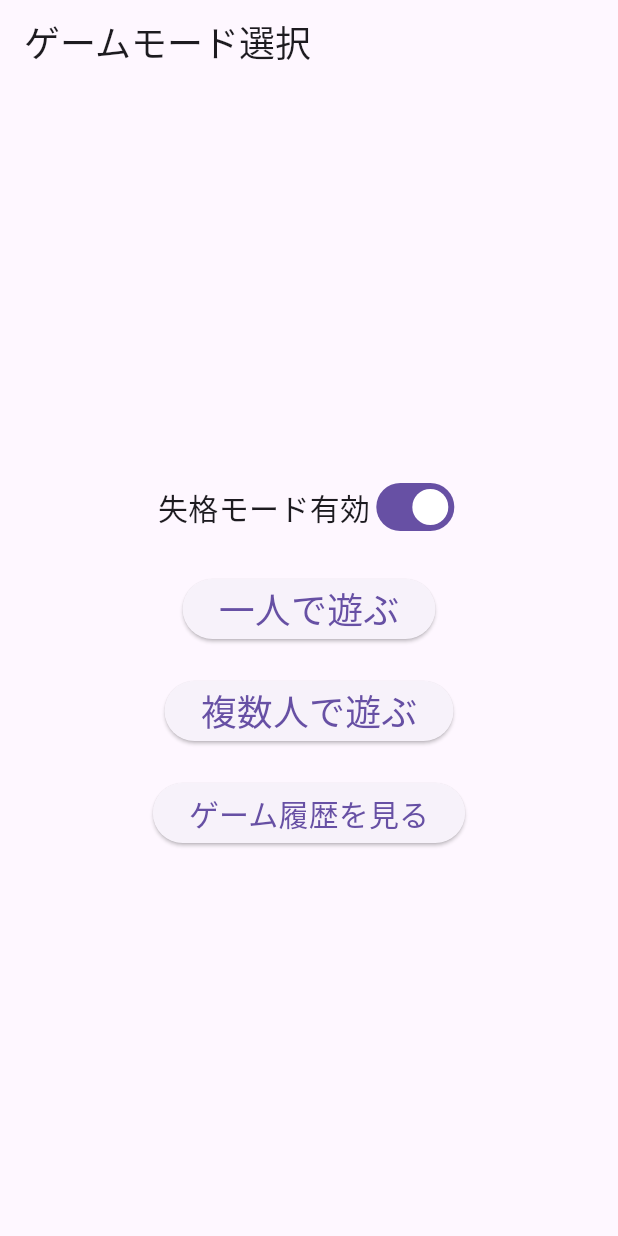
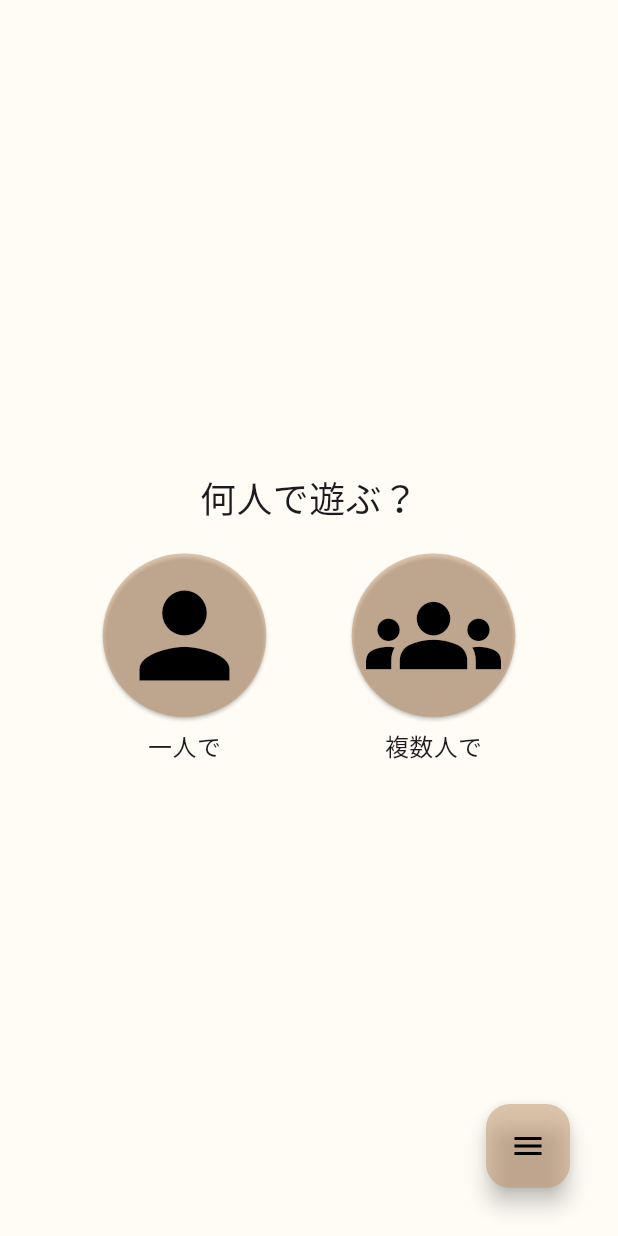
Before and after one commit to tailbook2712/molkky-ScoreCalcApp, a Flutter app: the screen it shows after launch, on a phone screen of 412 x 824 dp. Run offline on Flutter 3.47's test engine with Material 3 defaults, Android fonts, the phone set to English and light mode, and no system bars; our stand-ins replace shared_preferences.

Commit message:
edit/gamemodeUI

```diff
--- a/lib/screens/gamemode_selection_screen.dart
+++ b/lib/screens/gamemode_selection_screen.dart
@@ -5,75 +5,151 @@ import 'team_selection_screen.dart';
 
 class GameModeSelectionScreen extends StatefulWidget {
   @override
-  _GameModeSelectionScreenState createState() => _GameModeSelectionScreenState();
+  _GameModeSelectionScreenState createState() =>
+      _GameModeSelectionScreenState();
 }
 
-class _GameModeSelectionScreenState extends State<GameModeSelectionScreen> {
-  bool _enableDisqualification = true;  // 失格モードのトグル状態
+class _GameModeSelectionScreenState extends State<GameModeSelectionScreen> with SingleTickerProviderStateMixin {
+  bool _enableDisqualification = true; // 失格モードのトグル状態
+  bool _isFabExpanded = false; // FABが展開されているかどうか
+  late AnimationController _animationController; // FABのアニメーションコントローラー
+
+  @override
+  void initState() {
+    super.initState();
+    _animationController = AnimationController(
+      vsync: this,
+      duration: Duration(milliseconds: 300),
+    );
+  }
+
+  @override
+  void dispose() {
+    _animationController.dispose();
+    super.dispose();
+  }
+
+  void _toggleFab() {
+    setState(() {
+      _isFabExpanded = !_isFabExpanded;
+      if (_isFabExpanded) {
+        _animationController.forward();
+      } else {
+        _animationController.reverse();
+      }
+    });
+  }
 
   @override
   Widget build(BuildContext context) {
     return Scaffold(
-      appBar: AppBar(
-        title: Text('ゲームモード選択', style: TextStyle(fontSize: 24)),
-      ),
+      backgroundColor: Color(0xFFFFFCF5),
       body: Center(
-        child: Padding(
-          padding: const EdgeInsets.all(16.0),
         child: Column(
           mainAxisAlignment: MainAxisAlignment.center,
           children: [
-              // 失格モードのトグルスイッチ
+            Text('何人で遊ぶ？', style: TextStyle(fontSize: 24)),
+            SizedBox(height: 20),
             Row(
               mainAxisAlignment: MainAxisAlignment.center,
               children: [
-                  Text(
-                    _enableDisqualification ? '失格モード有効' : '失格モード無効',
-                    style: TextStyle(fontSize: 20),
+                _buildGameModeButton(
+                  label: '一人で',
+                  icon: Icons.person,
+                  onPressed: () {
+                    Navigator.push(
+                      context,
+                      MaterialPageRoute(
+                        builder: (context) => ScoreScreen(
+                          teamNames: ['Player 1'],
+                          enableDisqualification: _enableDisqualification,
                         ),
-                  Switch(
-                    value: _enableDisqualification,
-                    onChanged: (value) {
-                      setState(() {
-                        _enableDisqualification = value;
-                      });
+                      ),
+                    );
+                  },
+                ),
+                SizedBox(width: 57),
+                _buildGameModeButton(
+                  label: '複数人で',
+                  icon: Icons.groups,
+                  onPressed: () {
+                    Navigator.push(
+                      context,
+                      MaterialPageRoute(
+                        builder: (context) => TeamSelectionScreen(
+                          enableDisqualification: _enableDisqualification,
+                        ),
+                      ),
+                    );
                   },
                 ),
               ],
             ),
-              SizedBox(height: 20),
-              ElevatedButton(
-                onPressed: () {
-                  // 一人モード：スコア画面へ遷移
-                  Navigator.push(
-                    context,
-                    MaterialPageRoute(
-                      builder: (context) => ScoreScreen(
-                        teamNames: ['Player 1'],  // 一人用のデフォルトチーム名
-                        enableDisqualification: _enableDisqualification,  // 失格モードの状態を渡す
+          ],
         ),
       ),
+      floatingActionButton: _buildFabMenu(),
     );
-                },
-                child: Text('一人で遊ぶ', style: TextStyle(fontSize: 24)),
+  }
+
+  Widget _buildGameModeButton(
+      {required String label,
+      required IconData icon,
+      required VoidCallback onPressed}) {
+    return Column(
+      children: [
+        SizedBox(
+          width: 109,
+          height: 109,
+          child: ElevatedButton(
+            onPressed: onPressed,
+            style: ElevatedButton.styleFrom(
+              shape: CircleBorder(),
+              padding: EdgeInsets.zero,
+              backgroundColor: Color(0xffC2966B).withOpacity(0.5),
             ),
-              SizedBox(height: 20),
-              ElevatedButton(
-                onPressed: () {
-                  // 複数人モード：チーム選択画面へ遷移
-                  Navigator.push(
-                    context,
-                    MaterialPageRoute(
-                      builder: (context) => TeamSelectionScreen(
-                        enableDisqualification: _enableDisqualification,  // トグルの状態を渡す
+            child: Center(
+              child: Icon(icon, size: 90, color: Colors.black),
             ),
           ),
+        ),
+        SizedBox(height: 8),
+        Text(label, style: TextStyle(fontSize: 16)),
+      ],
     );
+  }
+
+  Widget _buildFabMenu() {
+    return Stack(
+      children: [
+        if (_isFabExpanded) ...[
+          Positioned(
+            bottom: 100,
+            right: 16,
+            child: ScaleTransition(
+              scale: _animationController,
+              child: FloatingActionButton.extended(
+                onPressed: () {
+                  setState(() {
+                    _enableDisqualification = !_enableDisqualification;
+                  });
+                  _toggleFab(); // FABを閉じる
                 },
-                child: Text('複数人で遊ぶ', style: TextStyle(fontSize: 24)),
+                label: Text(
+                  _enableDisqualification ? '失格モードを無効' : '失格モードを有効',
+                  style: TextStyle(color: Colors.black),
                 ),
-              SizedBox(height: 20),
-              ElevatedButton(
+                icon: Icon(Icons.toggle_on, color: Colors.black),
+                backgroundColor: Color(0xffC2966B).withOpacity(0.5),
+              ),
+            ),
+          ),
+          Positioned(
+            bottom: 170,
+            right: 16,
+            child: ScaleTransition(
+              scale: _animationController,
+              child: FloatingActionButton.extended(
                 onPressed: () {
                   Navigator.push(
                     context,
@@ -82,12 +158,30 @@ class _GameModeSelectionScreenState extends State<GameModeSelectionScreen> {
                     ),
                   );
                 },
-                child: Text('ゲーム履歴を見る', style: TextStyle(fontSize: 20)),
+                label: Text(
+                  'ゲーム履歴を見る',
+                  style: TextStyle(color: Colors.black),
                 ),
-            ],
+                icon: Icon(Icons.history, color: Colors.black),
+                backgroundColor: Color(0xffC2966B).withOpacity(0.5),
               ),
             ),
           ),
+        ],
+        Positioned(
+          bottom: 16,
+          right: 16,
+          child: FloatingActionButton(
+            onPressed: _toggleFab,
+            child: AnimatedIcon(
+              icon: AnimatedIcons.menu_close,
+              progress: _animationController,
+              color: Colors.black
+            ),
+            backgroundColor: Color(0xffC2966B).withOpacity(0.5),
+          ),
+        ),
+      ],
     );
   }
 }
```
Also changed, not shown: 2 other files. Lines whose indentation alone changed are shown as unchanged.
